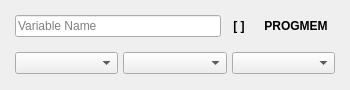
Old version of the form UI/Arduino/glitch-object-variable-arduino.ui in the repository textbrowser/glitch.
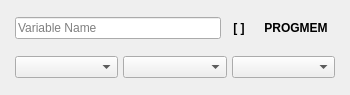
New version of the form.

Commit message: New geometries. Window titles.

```diff
--- a/UI/Arduino/glitch-object-variable-arduino.ui
+++ b/UI/Arduino/glitch-object-variable-arduino.ui
@@ -7,7 +7,7 @@
     <x>0</x>
     <y>0</y>
     <width>350</width>
-    <height>90</height>
+    <height>95</height>
    </rect>
   </property>
   <property name="windowTitle">
```
The commit also changes 6 other files.
